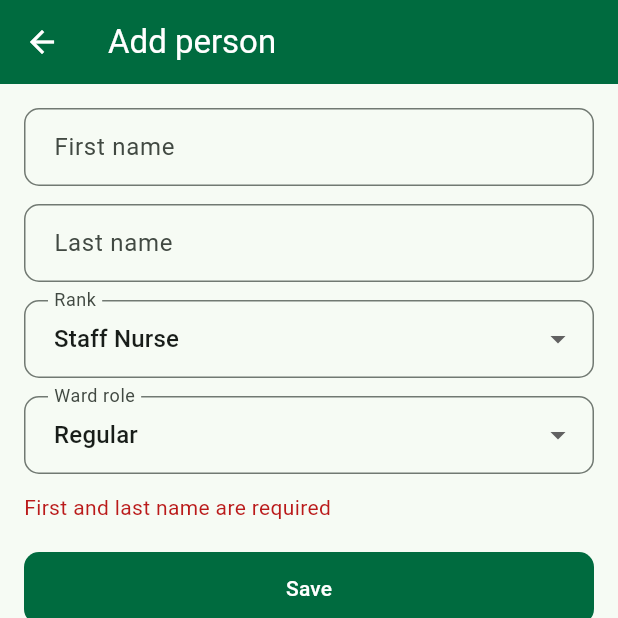
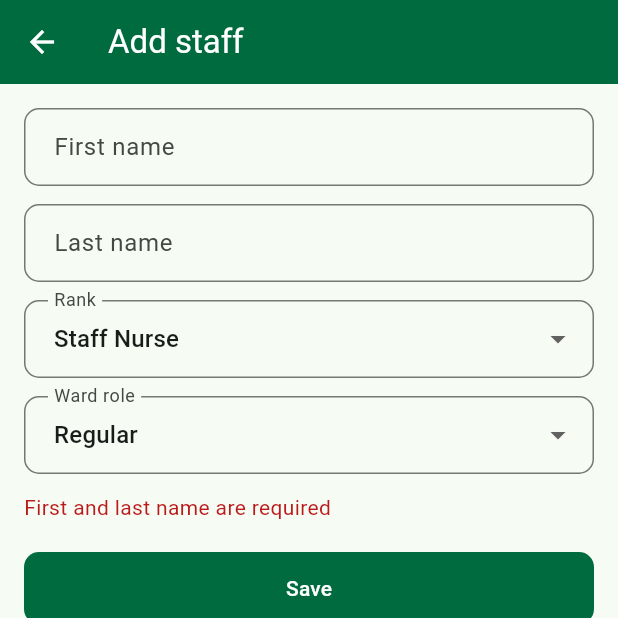
Before and after one commit to dev-studio-jay/MedRoster-Mobile-App, a Flutter app: the StaffFormScreen screen opened directly with empty values, after a tap on "Save", on a phone screen of 412 x 824 dp, the top half of it. Run offline on Flutter 3.47's test engine with Material 3 defaults, Android fonts, the phone set to English and light mode, and no system bars; our stand-ins replace file_picker, firebase_auth, firebase_core, go_router, image_picker; accounts and stored records are empty; network calls fail.

Commit message:
Refactor terminology from "person" to "staff" across import roster, staff form, and ward home screens for consistency and clarity.

```diff
--- a/lib/screens/import_roster_screen.dart
+++ b/lib/screens/import_roster_screen.dart
@@ -282,7 +282,7 @@ class _ImportRosterScreenState extends State<ImportRosterScreen> {
           ],
           if (_step == 'done' && _result != null)
             Text(
-              '${_result!['imported'] ?? _selectedCount} people on $wardName.',
+              '${_result!['imported'] ?? _selectedCount} staff on $wardName.',
               style: const TextStyle(fontSize: 18, fontWeight: FontWeight.w800),
             ),
           if (_error != null) ...[
@@ -378,7 +378,7 @@ class _ImportRosterScreenState extends State<ImportRosterScreen> {
       case 'rules':
         return 'How should we read the file? Core roster rules stay on.';
       case 'done':
-        return 'People are on this ward. Open the roster when you want to edit shifts.';
+        return 'Staff are on this ward. Open the roster when you want to edit shifts.';
       default:
         return '';
     }
--- a/lib/screens/staff_form_screen.dart
+++ b/lib/screens/staff_form_screen.dart
@@ -216,7 +216,7 @@ class _StaffFormScreenState extends State<StaffFormScreen> {
       if (_rank.isNotEmpty) _rank,
     }.toList();
     return Scaffold(
-      appBar: AppBar(title: Text(_isEdit ? 'Edit person' : 'Add person')),
+      appBar: AppBar(title: Text(_isEdit ? 'Edit staff' : 'Add staff')),
       body: ListView(
         padding: const EdgeInsets.all(16),
         children: [
--- a/lib/screens/ward_home_screen.dart
+++ b/lib/screens/ward_home_screen.dart
@@ -117,7 +117,7 @@ class _WardHomeScreenState extends State<WardHomeScreen> {
     final ok = await showDialog<bool>(
       context: context,
       builder: (ctx) => AlertDialog(
-        title: const Text('Remove person'),
+        title: const Text('Remove staff'),
         content: Text('Remove ${s['firstName']} ${s['lastName']}? Their assignments will also be deleted.'),
         actions: [
           TextButton(onPressed: () => Navigator.pop(ctx, false), child: const Text('Cancel')),
@@ -178,7 +178,7 @@ class _WardHomeScreenState extends State<WardHomeScreen> {
             style: const TextStyle(fontSize: 11, fontWeight: FontWeight.w700, letterSpacing: 1.1, color: Colors.grey),
           ),
           Text(ward['name']?.toString() ?? 'Ward', style: Theme.of(context).textTheme.headlineSmall?.copyWith(fontWeight: FontWeight.w800)),
-          Text('${people.length} ${people.length == 1 ? 'person' : 'people'} on this ward.'),
+          Text('${people.length} ${people.length == 1 ? 'staff member' : 'staff'} on this ward.'),
           if (latest != null)
             Padding(
               padding: const EdgeInsets.only(top: 6),
@@ -211,7 +211,7 @@ class _WardHomeScreenState extends State<WardHomeScreen> {
               ),
               OutlinedButton(
                 onPressed: () => _openStaffForm(),
-                child: const Text('Add person'),
+                child: const Text('Add staff'),
               ),
             ],
           ]),
@@ -227,9 +227,9 @@ class _WardHomeScreenState extends State<WardHomeScreen> {
               child: EmptyState(
                 icon: Icons.people_outline,
                 message: _canWrite
-                    ? 'Import a duty roster or add people, then open the calendar to edit shifts.'
+                    ? 'Import a duty roster or add staff, then open the calendar to edit shifts.'
                     : 'No staff have been assigned to this ward.',
-                actionLabel: _canWrite ? 'Add person' : null,
+                actionLabel: _canWrite ? 'Add staff' : null,
                 onAction: _canWrite ? () => _openStaffForm() : null,
               ),
             )
```
